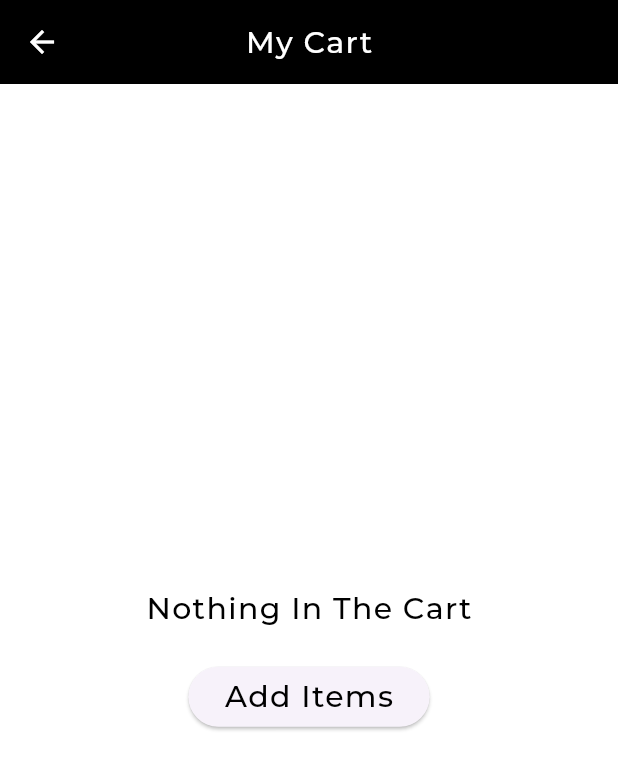
After one commit to Abhinav9074/Bloc-Architecture-Cart-App---Flutter, a Flutter app: the CartPage screen opened directly, on a phone screen of 412 x 824 dp. The commit adds this screen. Shown: the top 770 px of the screen. Run offline on Flutter 3.47's test engine with Material 3 defaults, Android fonts, the phone set to English and light mode, and no system bars; our stand-ins replace flutter_bloc, shared_preferences; accounts and stored records are empty.

Commit message:
dynamic cart completed

```diff
--- a/lib/application/cart_bloc/cart_event.dart
+++ b/lib/application/cart_bloc/cart_event.dart
@@ -1,3 +1,19 @@
-abstract class CartEvent{}
 
-class CartIncrementEvent extends CartEvent{}
+
+abstract class CartEvent {}
+
+class CartIncrementEvent extends CartEvent {
+  final String title;
+  final String price;
+  final String image;
+
+  CartIncrementEvent({required this.title, required this.price, required this.image});
+
+}
+
+class CartDecrementEvent extends CartEvent{
+  final String title;
+
+  CartDecrementEvent({required this.title});
+
+}
--- a/lib/application/cart_bloc/cart_state.dart
+++ b/lib/application/cart_bloc/cart_state.dart
@@ -1,8 +1,11 @@
  class CartState {
   final int count;
-  CartState({required this.count});
+  final Map<String,dynamic>productsQuantity;
+  final Map<String,dynamic>productsPrice;
+  final Map<String,dynamic>productsImage;
+  CartState({required this.count,required this.productsQuantity,required this.productsPrice,required this.productsImage});
 }
 
 class CartInitialState extends CartState {
-  CartInitialState():super(count: 0);
+  CartInitialState():super(count: 0,productsQuantity: {},productsImage: {},productsPrice: {});
 }
--- /dev/null
+++ b/lib/presentation/screens/cart/screen/cart_screen.dart
@@ -0,0 +1,84 @@
+import 'package:flutter/material.dart';
+import 'package:flutter_bloc/flutter_bloc.dart';
+import 'package:mini_project/application/cart_bloc/cart_bloc.dart';
+import 'package:mini_project/application/cart_bloc/cart_event.dart';
+import 'package:mini_project/application/cart_bloc/cart_state.dart';
+import 'package:mini_project/presentation/screens/home/screen/home_screen.dart';
+import 'package:mini_project/presentation/themes/theme.dart';
+
+class CartPage extends StatelessWidget {
+  const CartPage({super.key});
+
+  @override
+  Widget build(BuildContext context) {
+    return BlocBuilder<CartBloc, CartState>(
+      builder: (context, state) {
+        return Scaffold(
+          appBar: AppBar(
+            iconTheme: const IconThemeData(color: Colors.white),
+            centerTitle: true,
+            backgroundColor: Colors.black,
+            title: const Text(
+              'My Cart',
+              style: MyTextStyle.buttonText,
+            ),
+          ),
+          body: state.productsQuantity.isNotEmpty? ListView.builder(
+            itemCount: state.productsQuantity.length,
+            itemBuilder: ((context, index) {
+              final key = state.productsQuantity.keys.elementAt(index);
+            return SizedBox(
+              width: double.infinity,
+              height: 100,
+              child: Row(
+                mainAxisAlignment: MainAxisAlignment.spaceBetween,
+                children: [
+                  Row(
+                    crossAxisAlignment: CrossAxisAlignment.center,
+                    children: [
+                      Padding(
+                        padding: const EdgeInsets.fromLTRB(10, 0, 20, 0),
+                        child: Image.network(state.productsImage[key],height: 50,width: 50,),
+                      ),
+                      SizedBox(
+                        width: 200,
+                        height: 20,
+                        child: Text(key,style: MyTextStyle.commonText,)),
+                    ],
+                  ),
+                  Row(
+                    mainAxisAlignment: MainAxisAlignment.spaceBetween,
+                    children: [
+                      IconButton.filled(onPressed: (){
+                        BlocProvider.of<CartBloc>(context).add(CartDecrementEvent(title: key));
+                      }, icon: const Icon(Icons.remove)),
+                      Padding(
+                        padding: const EdgeInsets.fromLTRB(10, 0, 10, 0),
+                        child: Text(state.productsQuantity[key].toString(),style: MyTextStyle.buttonTextBlack,),
+                      ),
+                      IconButton.filled(onPressed: (){
+                        BlocProvider.of<CartBloc>(context).add(CartIncrementEvent(title: key, price: state.productsPrice[key], image: state.productsImage[key]));
+                      }, icon: const Icon(Icons.add))
+                    ],
+                  )
+                ],
+              ),
+            );
+          })):Center(
+            child: Column(
+              mainAxisAlignment: MainAxisAlignment.center,
+              crossAxisAlignment: CrossAxisAlignment.center,
+              children: [const Text('Nothing In The Cart',style: MyTextStyle.buttonTextBlack,),
+              const SizedBox(height: 20,),
+              ElevatedButton(onPressed: (){
+                Navigator.of(context).pushReplacement(MaterialPageRoute(builder: (ctx){
+                  return const HomeScreen();
+                }));
+              }, child: const Text('Add Items',style: MyTextStyle.buttonTextBlack))],
+            ),
+          )
+        );
+      },
+    );
+  }
+}
--- a/lib/presentation/themes/theme.dart
+++ b/lib/presentation/themes/theme.dart
@@ -12,7 +12,7 @@ class MyTextStyle {
 
   static const TextStyle commonText = TextStyle(
       color: Color.fromARGB(255, 0, 0, 0),
-      fontSize: 20,
+      fontSize: 15,
       fontWeight: FontWeight.w900,
       fontFamily: 'Montserrat-Medium',
       letterSpacing: 0.9);
```
Also changed, not shown: lib/application/cart_bloc/cart_bloc.dart (+24 -2 lines), lib/presentation/screens/home/screen/home_screen.dart (+15 -6 lines), lib/presentation/screens/home/widgets/floating_cart.dart (+7 -2 lines), lib/domain/models/cart_model.dart (added).
